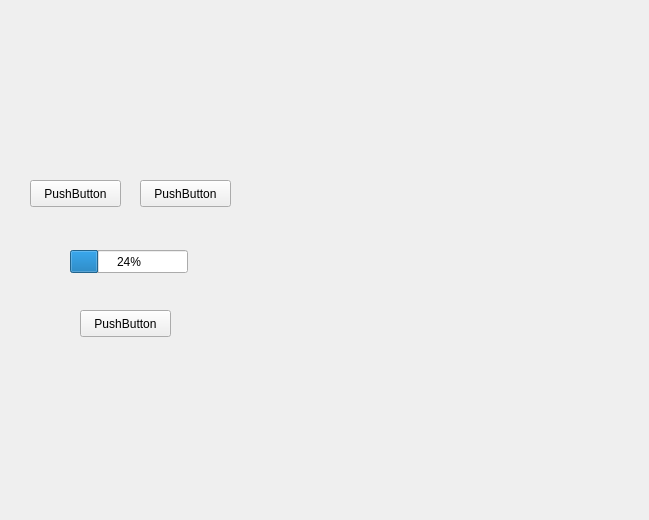
biorobotics/bingham_registration, file src/widget.ui: the form before one commit.
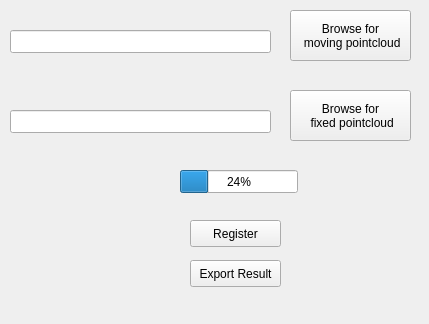
The form after the commit.

```diff
--- a/src/widget.ui
+++ b/src/widget.ui
@@ -6,44 +6,18 @@
    <rect>
     <x>0</x>
     <y>0</y>
-    <width>649</width>
-    <height>520</height>
+    <width>429</width>
+    <height>324</height>
    </rect>
   </property>
   <property name="windowTitle">
    <string>Widget</string>
   </property>
-  <widget class="QPushButton" name="pushButton">
-   <property name="geometry">
-    <rect>
-     <x>30</x>
-     <y>180</y>
-     <width>91</width>
-     <height>27</height>
-    </rect>
-   </property>
-   <property name="text">
-    <string>PushButton</string>
-   </property>
-  </widget>
-  <widget class="QPushButton" name="pushButton_2">
-   <property name="geometry">
-    <rect>
-     <x>140</x>
-     <y>180</y>
-     <width>91</width>
-     <height>27</height>
-    </rect>
-   </property>
-   <property name="text">
-    <string>PushButton</string>
-   </property>
-  </widget>
   <widget class="QProgressBar" name="progressBar">
    <property name="geometry">
     <rect>
-     <x>70</x>
-     <y>250</y>
+     <x>180</x>
+     <y>170</y>
      <width>118</width>
      <height>23</height>
     </rect>
@@ -55,14 +29,75 @@
   <widget class="QPushButton" name="pushButton_3">
    <property name="geometry">
     <rect>
-     <x>80</x>
-     <y>310</y>
+     <x>190</x>
+     <y>260</y>
      <width>91</width>
      <height>27</height>
     </rect>
    </property>
    <property name="text">
-    <string>PushButton</string>
+    <string>Export Result</string>
+   </property>
+  </widget>
+  <widget class="QToolButton" name="moving_pointcloud_toolButton">
+   <property name="geometry">
+    <rect>
+     <x>290</x>
+     <y>10</y>
+     <width>121</width>
+     <height>51</height>
+    </rect>
+   </property>
+   <property name="text">
+    <string>Browse for
+ moving pointcloud</string>
+   </property>
+  </widget>
+  <widget class="QToolButton" name="fixed_pointcloud_toolButton">
+   <property name="geometry">
+    <rect>
+     <x>290</x>
+     <y>90</y>
+     <width>121</width>
+     <height>51</height>
+    </rect>
+   </property>
+   <property name="text">
+    <string>Browse for
+ fixed pointcloud</string>
+   </property>
+  </widget>
+  <widget class="QPushButton" name="register_pushButton">
+   <property name="geometry">
+    <rect>
+     <x>190</x>
+     <y>220</y>
+     <width>91</width>
+     <height>27</height>
+    </rect>
+   </property>
+   <property name="text">
+    <string>Register</string>
+   </property>
+  </widget>
+  <widget class="QLineEdit" name="moving_pointcloud_filename_lineEdit">
+   <property name="geometry">
+    <rect>
+     <x>10</x>
+     <y>30</y>
+     <width>261</width>
+     <height>23</height>
+    </rect>
+   </property>
+  </widget>
+  <widget class="QLineEdit" name="fixed_pointcloud_filename_lineEdit">
+   <property name="geometry">
+    <rect>
+     <x>10</x>
+     <y>110</y>
+     <width>261</width>
+     <height>23</height>
+    </rect>
    </property>
   </widget>
  </widget>
```
Left out of the diff: 2 changed lines with no effect on the pictures.
